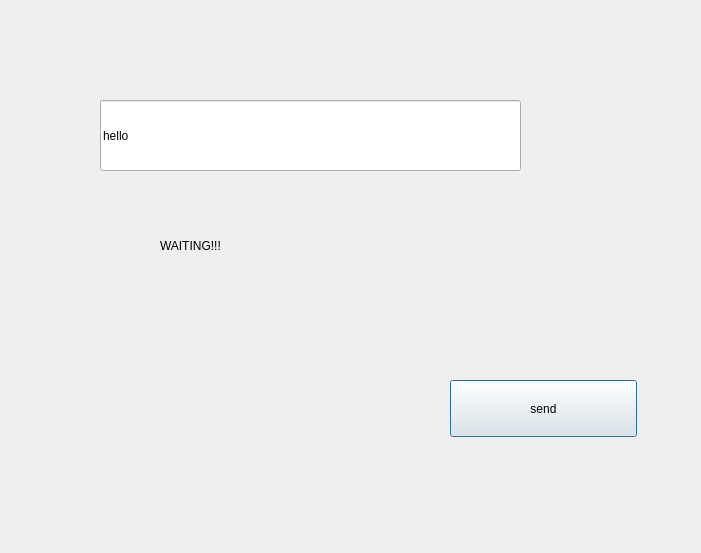
The window that QT4.7/chp18/tcp/tcpServer/tcpServer/server.ui (Freshield/LEARNING_QT) describes before a commit, drawn with Qt 5.
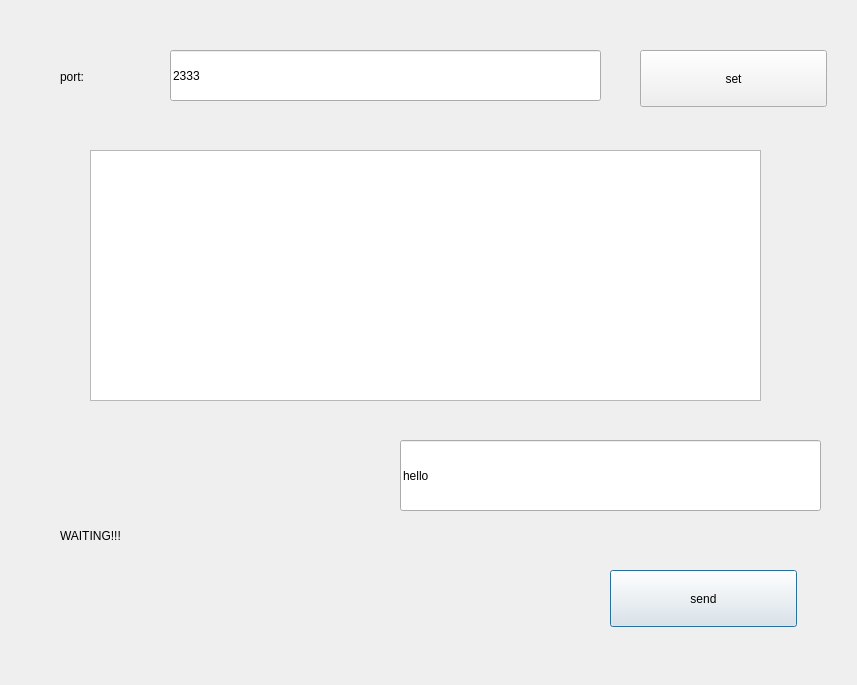
The same window after the commit.

What changed in the file:
```diff
--- a/QT4.7/chp18/tcp/tcpServer/tcpServer/server.ui
+++ b/QT4.7/chp18/tcp/tcpServer/tcpServer/server.ui
@@ -6,8 +6,8 @@
    <rect>
     <x>0</x>
     <y>0</y>
-    <width>701</width>
-    <height>553</height>
+    <width>857</width>
+    <height>685</height>
    </rect>
   </property>
   <property name="windowTitle">
@@ -16,8 +16,8 @@
   <widget class="QLabel" name="label">
    <property name="geometry">
     <rect>
-     <x>160</x>
-     <y>150</y>
+     <x>60</x>
+     <y>440</y>
      <width>341</width>
      <height>191</height>
     </rect>
@@ -29,8 +29,8 @@
   <widget class="QLineEdit" name="lineEdit">
    <property name="geometry">
     <rect>
-     <x>100</x>
-     <y>100</y>
+     <x>400</x>
+     <y>440</y>
      <width>421</width>
      <height>71</height>
     </rect>
@@ -42,8 +42,8 @@
   <widget class="QPushButton" name="pushButton">
    <property name="geometry">
     <rect>
-     <x>450</x>
-     <y>380</y>
+     <x>610</x>
+     <y>570</y>
      <width>187</width>
      <height>57</height>
     </rect>
@@ -52,6 +52,55 @@
     <string>send</string>
    </property>
   </widget>
+  <widget class="QLabel" name="label_3">
+   <property name="geometry">
+    <rect>
+     <x>60</x>
+     <y>60</y>
+     <width>116</width>
+     <height>34</height>
+    </rect>
+   </property>
+   <property name="text">
+    <string>port:</string>
+   </property>
+  </widget>
+  <widget class="QLineEdit" name="PortLineEdit">
+   <property name="geometry">
+    <rect>
+     <x>170</x>
+     <y>50</y>
+     <width>431</width>
+     <height>51</height>
+    </rect>
+   </property>
+   <property name="text">
+    <string>2333</string>
+   </property>
+  </widget>
+  <widget class="QPushButton" name="setButton">
+   <property name="geometry">
+    <rect>
+     <x>640</x>
+     <y>50</y>
+     <width>187</width>
+     <height>57</height>
+    </rect>
+   </property>
+   <property name="text">
+    <string>set</string>
+   </property>
+  </widget>
+  <widget class="QListWidget" name="listWidget">
+   <property name="geometry">
+    <rect>
+     <x>90</x>
+     <y>150</y>
+     <width>671</width>
+     <height>251</height>
+    </rect>
+   </property>
+  </widget>
  </widget>
  <layoutdefault spacing="6" margin="11"/>
  <resources/>
```
